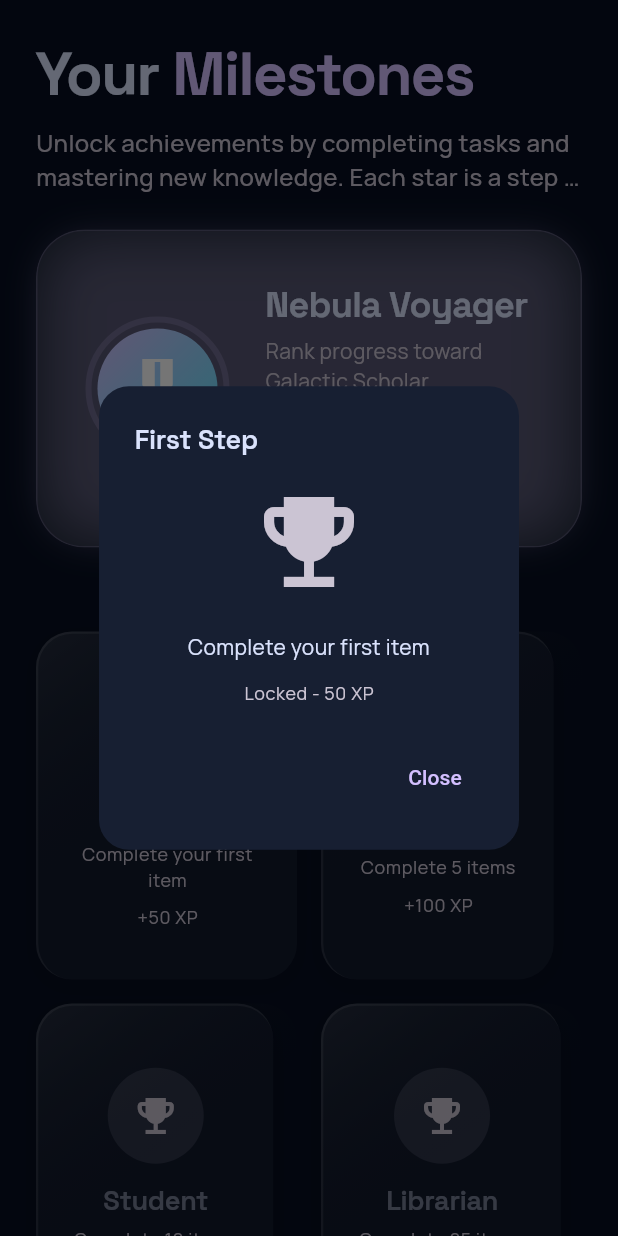
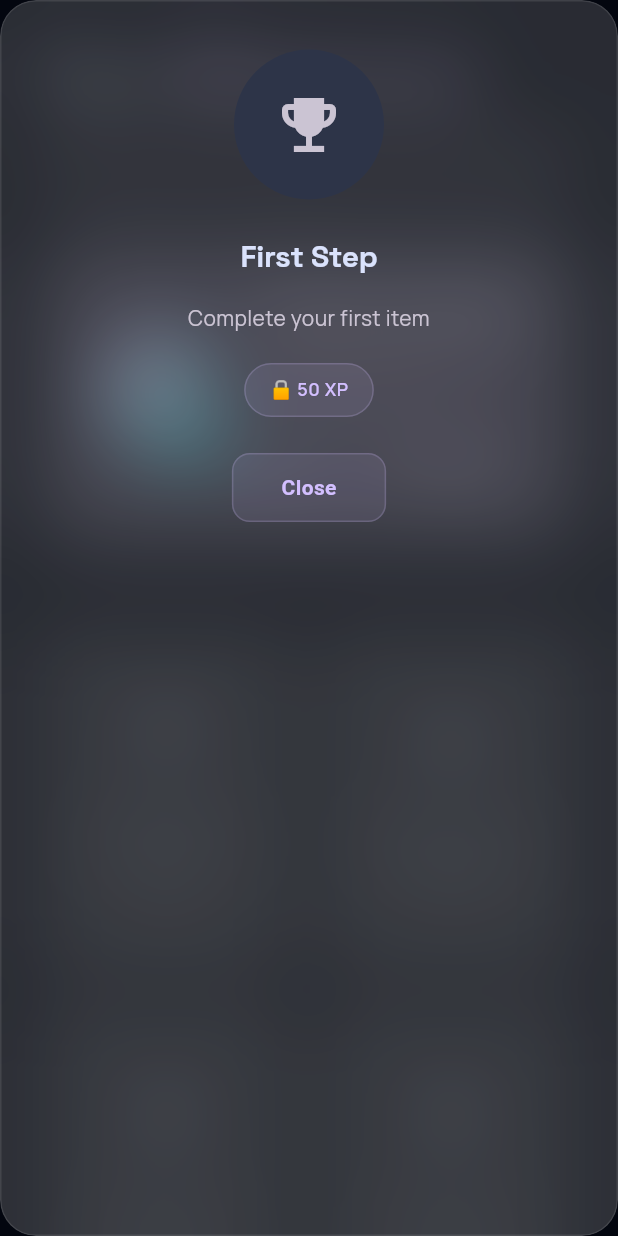
Before and after one commit to 0gloomdev/trackie, a Flutter app: the AchievementsScreen screen opened directly, after a tap on "First Step", on a phone screen of 412 x 824 dp. Run offline on Flutter 3.47's test engine with Material 3 defaults, Android fonts, the phone set to English and light mode, and no system bars; drawn by our look-alikes of flutter_animate; our stand-ins replace flutter_riverpod, hive, hive_flutter; accounts and stored records are empty; project files that could hold a hidden picture were left out.

Commit message:
feat: Complete Liquid Nebula UI enhancements
- Library: HeroCard & VideoCard with GlassContainer styling
- Analytics: KPI cards with glass effects and improved styling
- Achievements: Badge cards with glow effects, enhanced dialogs
- Notes & Community: Added glass_design import for future use
- Build verified successfully

```diff
--- a/lib/presentation/screens/achievements/achievements_screen.dart
+++ b/lib/presentation/screens/achievements/achievements_screen.dart
@@ -280,59 +280,16 @@ class _AchievementCard extends StatelessWidget {
   Widget build(BuildContext context) {
     final isUnlocked = achievement.unlocked;
 
-    return ShadcnCard(
+    return GestureDetector(
+      onTap: () => _showAchievementDialog(context, isUnlocked),
+      child:
+          GlassContainer(
+                borderRadius: 24,
                 padding: const EdgeInsets.all(24),
-          hoverEffect: true,
-          borderRadius: 24,
                 glowColor: isUnlocked ? AppColors.primary : null,
-          onTap: () => showDialog(
-            context: context,
-            builder: (_) => AlertDialog(
-              backgroundColor: AppColors.surfaceContainer,
-              shape: RoundedRectangleBorder(
-                borderRadius: BorderRadius.circular(20),
-              ),
-              title: Text(achievement.title, style: AppTypography.cardTitle),
-              content: Column(
-                mainAxisSize: MainAxisSize.min,
-                children: [
-                  Icon(
-                    _getAchievementIcon(achievement.type),
-                    size: 80,
-                    color: isUnlocked
-                        ? AppColors.primary
-                        : AppColors.onSurfaceVariant,
-                  ),
-                  const SizedBox(height: 20),
-                  Text(
-                    achievement.description,
-                    style: AppTypography.body,
-                    textAlign: TextAlign.center,
-                  ),
-                  const SizedBox(height: 12),
-                  Text(
-                    isUnlocked
-                        ? 'Unlocked'
-                        : 'Locked - ${achievement.xpReward} XP',
-                    style: AppTypography.bodySmall.copyWith(
-                      color: isUnlocked
-                          ? AppColors.success
-                          : AppColors.onSurfaceVariant,
-                    ),
-                  ),
-                ],
-              ),
-              actions: [
-                TextButton(
-                  onPressed: () => Navigator.pop(context),
-                  child: Text(
-                    'Close',
-                    style: TextStyle(color: AppColors.primary),
-                  ),
-                ),
-              ],
-            ),
-          ),
+                borderColor: isUnlocked
+                    ? AppColors.primary.withAlpha(128)
+                    : Colors.white.withAlpha(26),
                 child: Column(
                   mainAxisAlignment: MainAxisAlignment.center,
                   children: [
@@ -341,14 +298,24 @@ class _AchievementCard extends StatelessWidget {
                       height: 64,
                       decoration: BoxDecoration(
                         shape: BoxShape.circle,
+                        gradient: isUnlocked
+                            ? LinearGradient(
+                                begin: Alignment.topLeft,
+                                end: Alignment.bottomRight,
+                                colors: [
+                                  AppColors.primary.withAlpha(51),
+                                  AppColors.primary.withAlpha(26),
+                                ],
+                              )
+                            : null,
                         color: isUnlocked
-                      ? AppColors.primary.withAlpha(26)
+                            ? null
                             : AppColors.surfaceContainerHighest,
                         boxShadow: isUnlocked
                             ? [
                                 BoxShadow(
                                   color: AppColors.primary.withAlpha(77),
-                            blurRadius: 20,
+                                  blurRadius: 25,
                                   spreadRadius: 2,
                                 ),
                               ]
@@ -410,7 +377,117 @@ class _AchievementCard extends StatelessWidget {
               )
               .animate(delay: (50 * index).ms)
               .fadeIn()
-        .scale(begin: const Offset(0.9, 0.9));
+              .scale(begin: const Offset(0.9, 0.9)),
+    );
+  }
+
+  void _showAchievementDialog(BuildContext context, bool isUnlocked) {
+    showDialog(
+      context: context,
+      builder: (_) => GlassContainer(
+        borderRadius: 24,
+        padding: const EdgeInsets.all(32),
+        glowColor: isUnlocked ? AppColors.primary : null,
+        child: Column(
+          mainAxisSize: MainAxisSize.min,
+          children: [
+            Container(
+              width: 100,
+              height: 100,
+              decoration: BoxDecoration(
+                shape: BoxShape.circle,
+                gradient: isUnlocked
+                    ? LinearGradient(
+                        colors: [
+                          AppColors.primary.withAlpha(51),
+                          AppColors.secondary.withAlpha(26),
+                        ],
+                      )
+                    : null,
+                color: isUnlocked ? null : AppColors.surfaceContainerHighest,
+                boxShadow: isUnlocked
+                    ? [
+                        BoxShadow(
+                          color: AppColors.primary.withAlpha(77),
+                          blurRadius: 30,
+                          spreadRadius: 5,
+                        ),
+                      ]
+                    : null,
+              ),
+              child: Icon(
+                _getAchievementIcon(achievement.type),
+                size: 48,
+                color: isUnlocked
+                    ? AppColors.primary
+                    : AppColors.onSurfaceVariant,
+              ),
+            ),
+            const SizedBox(height: 24),
+            Text(
+              achievement.title,
+              style: AppTypography.cardTitle.copyWith(
+                fontSize: 20,
+                fontWeight: FontWeight.w700,
+              ),
+              textAlign: TextAlign.center,
+            ),
+            const SizedBox(height: 16),
+            Text(
+              achievement.description,
+              style: AppTypography.body.copyWith(
+                color: AppColors.onSurfaceVariant,
+              ),
+              textAlign: TextAlign.center,
+            ),
+            const SizedBox(height: 20),
+            Container(
+              padding: const EdgeInsets.symmetric(horizontal: 16, vertical: 8),
+              decoration: BoxDecoration(
+                color: isUnlocked
+                    ? AppColors.success.withAlpha(26)
+                    : AppColors.primary.withAlpha(26),
+                borderRadius: BorderRadius.circular(20),
+                border: Border.all(
+                  color: isUnlocked
+                      ? AppColors.success.withAlpha(51)
+                      : AppColors.primary.withAlpha(51),
+                ),
+              ),
+              child: Text(
+                isUnlocked ? '★ Unlocked' : '🔒 ${achievement.xpReward} XP',
+                style: AppTypography.bodySmall.copyWith(
+                  color: isUnlocked ? AppColors.success : AppColors.primary,
+                  fontWeight: FontWeight.w600,
+                ),
+              ),
+            ),
+            const SizedBox(height: 24),
+            GestureDetector(
+              onTap: () => Navigator.pop(context),
+              child: Container(
+                padding: const EdgeInsets.symmetric(
+                  horizontal: 32,
+                  vertical: 12,
+                ),
+                decoration: BoxDecoration(
+                  color: AppColors.primary.withAlpha(26),
+                  borderRadius: BorderRadius.circular(12),
+                  border: Border.all(color: AppColors.primary.withAlpha(51)),
+                ),
+                child: Text(
+                  'Close',
+                  style: TextStyle(
+                    color: AppColors.primary,
+                    fontWeight: FontWeight.w600,
+                  ),
+                ),
+              ),
+            ),
+          ],
+        ),
+      ),
+    );
   }
 
   IconData _getAchievementIcon(String tipo) {
--- a/lib/presentation/screens/community/community_screen.dart
+++ b/lib/presentation/screens/community/community_screen.dart
@@ -4,6 +4,7 @@ import 'package:flutter_animate/flutter_animate.dart';
 import '../../../core/theme/app_colors.dart';
 import '../../../core/theme/app_typography.dart';
 import '../../../core/widgets/shadcn_widgets.dart';
+import '../../../core/widgets/glass_design.dart';
 import '../../../data/models/models.dart';
 import '../../../domain/providers/providers.dart';
 
--- a/lib/presentation/screens/notes/notes_screen.dart
+++ b/lib/presentation/screens/notes/notes_screen.dart
@@ -4,6 +4,7 @@ import 'package:flutter_animate/flutter_animate.dart';
 import '../../../core/theme/app_colors.dart';
 import '../../../core/theme/app_typography.dart';
 import '../../../core/widgets/shadcn_widgets.dart';
+import '../../../core/widgets/glass_design.dart';
 import '../../../data/models/models.dart';
 import '../../../domain/providers/providers.dart';
 import '../../../domain/providers/customization_provider.dart';
```
Also changed, not shown: lib/presentation/screens/analytics/analytics_screen.dart (+28 -9 lines), lib/presentation/screens/library/library_screen.dart (+15 -8 lines). Lines whose indentation alone changed are shown as unchanged.
